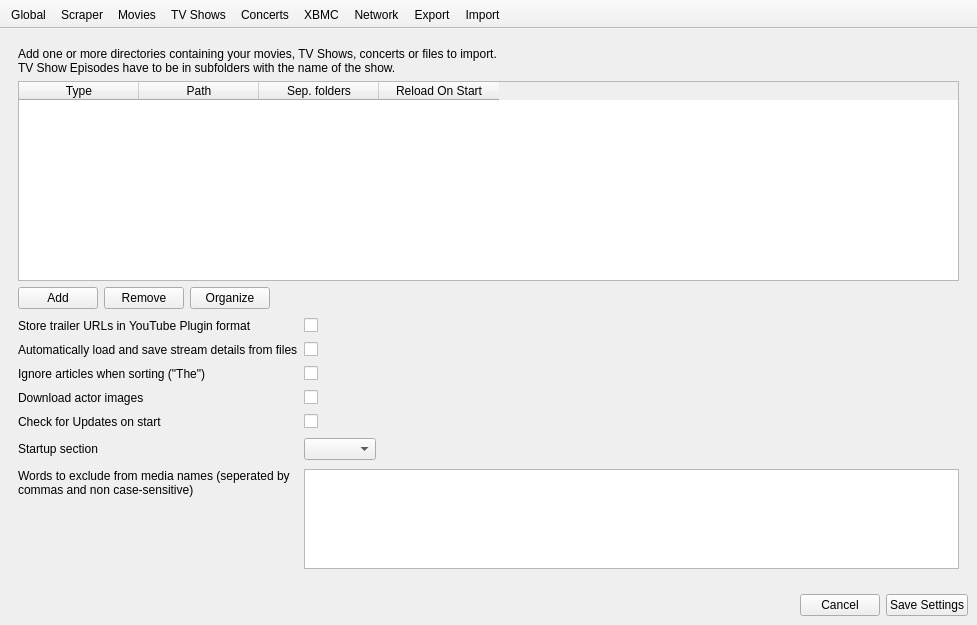
Above: settings/SettingsWindow.ui from Komet/MediaElch before the change. Below: the same form after it.
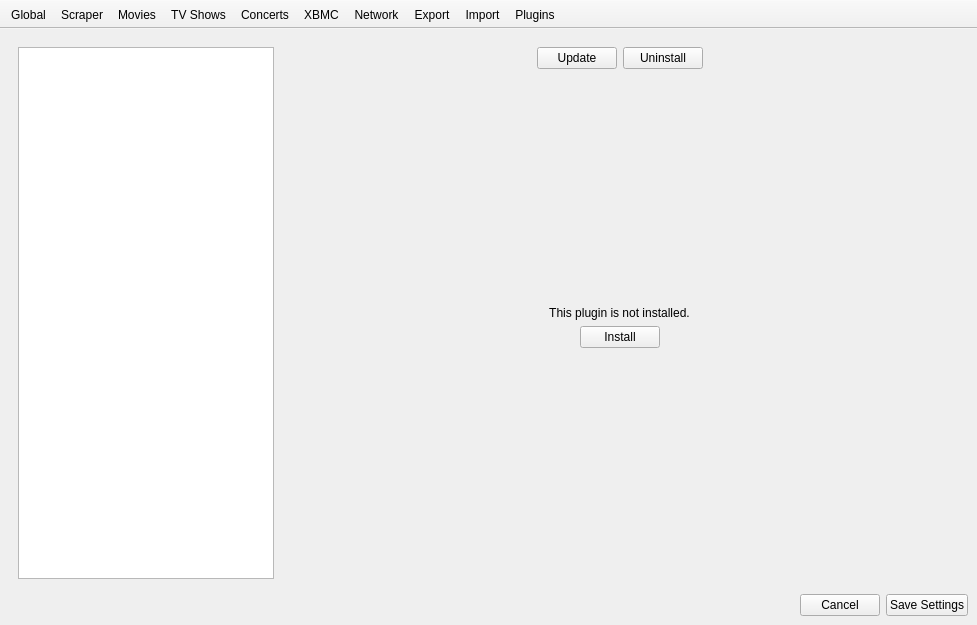
That is the form after the change. Icons and pictures are not drawn. Custom widgets are drawn as their Qt base class.

Commit message: First part of plugins

```diff
--- a/settings/SettingsWindow.ui
+++ b/settings/SettingsWindow.ui
@@ -32,13 +32,16 @@
 }
 #scrapersScrollArea {
 	background-color: transparent;
+}
+#pluginSettings {
+	background-color: transparent;
 }</string>
    </property>
    <layout class="QVBoxLayout" name="verticalLayout">
     <item>
      <widget class="SlidingStackedWidget" name="stackedWidget">
       <property name="currentIndex">
-       <number>0</number>
+       <number>9</number>
       </property>
       <widget class="QWidget" name="page_0">
        <layout class="QVBoxLayout" name="verticalLayout_5" stretch="0,1,0,0">
@@ -1341,6 +1344,171 @@
         </item>
        </layout>
       </widget>
+      <widget class="QWidget" name="page_10">
+       <layout class="QHBoxLayout" name="horizontalLayout_6" stretch="0,1">
+        <item>
+         <widget class="QListWidget" name="pluginList">
+          <property name="styleSheet">
+           <string notr="true">QListWidget {
+	selection-background-color: rgba(70, 155, 198, 70);
+}</string>
+          </property>
+          <property name="wordWrap">
+           <bool>true</bool>
+          </property>
+         </widget>
+        </item>
+        <item>
+         <layout class="QVBoxLayout" name="verticalLayout_14" stretch="0,0">
+          <item>
+           <layout class="QHBoxLayout" name="horizontalLayout_4">
+            <item>
+             <spacer name="horizontalSpacer_3">
+              <property name="orientation">
+               <enum>Qt::Horizontal</enum>
+              </property>
+              <property name="sizeHint" stdset="0">
+               <size>
+                <width>40</width>
+                <height>20</height>
+               </size>
+              </property>
+             </spacer>
+            </item>
+            <item>
+             <widget class="QPushButton" name="btnUpdatePlugin">
+              <property name="text">
+               <string>Update</string>
+              </property>
+             </widget>
+            </item>
+            <item>
+             <widget class="QPushButton" name="btnUninstallPlugin">
+              <property name="text">
+               <string>Uninstall</string>
+              </property>
+             </widget>
+            </item>
+            <item>
+             <spacer name="horizontalSpacer_2">
+              <property name="orientation">
+               <enum>Qt::Horizontal</enum>
+              </property>
+              <property name="sizeHint" stdset="0">
+               <size>
+                <width>40</width>
+                <height>20</height>
+               </size>
+              </property>
+             </spacer>
+            </item>
+           </layout>
+          </item>
+          <item>
+           <widget class="QStackedWidget" name="pluginSettings">
+            <property name="currentIndex">
+             <number>2</number>
+            </property>
+            <widget class="QWidget" name="page_noPlugins">
+             <layout class="QHBoxLayout" name="horizontalLayout_7"/>
+            </widget>
+            <widget class="QWidget" name="page_noSettings">
+             <layout class="QHBoxLayout" name="horizontalLayout_8">
+              <item>
+               <widget class="QLabel" name="label_61">
+                <property name="text">
+                 <string>This plugin has no settings.</string>
+                </property>
+                <property name="alignment">
+                 <set>Qt::AlignCenter</set>
+                </property>
+               </widget>
+              </item>
+             </layout>
+            </widget>
+            <widget class="QWidget" name="page_notInstalled">
+             <layout class="QVBoxLayout" name="verticalLayout_15">
+              <item>
+               <spacer name="verticalSpacer_2">
+                <property name="orientation">
+                 <enum>Qt::Vertical</enum>
+                </property>
+                <property name="sizeHint" stdset="0">
+                 <size>
+                  <width>20</width>
+                  <height>40</height>
+                 </size>
+                </property>
+               </spacer>
+              </item>
+              <item>
+               <widget class="QLabel" name="label_62">
+                <property name="text">
+                 <string>This plugin is not installed.</string>
+                </property>
+                <property name="alignment">
+                 <set>Qt::AlignCenter</set>
+                </property>
+               </widget>
+              </item>
+              <item>
+               <layout class="QHBoxLayout" name="horizontalLayout_9">
+                <item>
+                 <spacer name="horizontalSpacer_4">
+                  <property name="orientation">
+                   <enum>Qt::Horizontal</enum>
+                  </property>
+                  <property name="sizeHint" stdset="0">
+                   <size>
+                    <width>40</width>
+                    <height>20</height>
+                   </size>
+                  </property>
+                 </spacer>
+                </item>
+                <item>
+                 <widget class="QPushButton" name="btnInstallPlugin">
+                  <property name="text">
+                   <string>Install</string>
+                  </property>
+                 </widget>
+                </item>
+                <item>
+                 <spacer name="horizontalSpacer_5">
+                  <property name="orientation">
+                   <enum>Qt::Horizontal</enum>
+                  </property>
+                  <property name="sizeHint" stdset="0">
+                   <size>
+                    <width>40</width>
+                    <height>20</height>
+                   </size>
+                  </property>
+                 </spacer>
+                </item>
+               </layout>
+              </item>
+              <item>
+               <spacer name="verticalSpacer_3">
+                <property name="orientation">
+                 <enum>Qt::Vertical</enum>
+                </property>
+                <property name="sizeHint" stdset="0">
+                 <size>
+                  <width>20</width>
+                  <height>40</height>
+                 </size>
+                </property>
+               </spacer>
+              </item>
+             </layout>
+            </widget>
+           </widget>
+          </item>
+         </layout>
+        </item>
+       </layout>
+      </widget>
      </widget>
     </item>
     <item>
@@ -1413,6 +1581,7 @@
    <addaction name="actionNetwork"/>
    <addaction name="actionExport"/>
    <addaction name="actionImport"/>
+   <addaction name="actionPlugins"/>
   </widget>
   <action name="actionMovies">
    <property name="icon">
@@ -1598,6 +1767,22 @@
     <number>8</number>
    </property>
   </action>
+  <action name="actionPlugins">
+   <property name="icon">
+    <iconset resource="../MediaElch.qrc">
+     <normaloff>:/settings_line/plugins.png</normaloff>:/settings_line/plugins.png</iconset>
+   </property>
+   <property name="text">
+    <string>Plugins</string>
+   </property>
+   <property name="iconNormal" stdset="0">
+    <iconset resource="../MediaElch.qrc">
+     <normaloff>:/settings_line/plugins.png</normaloff>:/settings_line/plugins.png</iconset>
+   </property>
+   <property name="page" stdset="0">
+    <number>9</number>
+   </property>
+  </action>
  </widget>
  <customwidgets>
   <customwidget>
```
Left out of the diff: 57 changed lines with no effect on the pictures. The commit also changes 88 other files.
